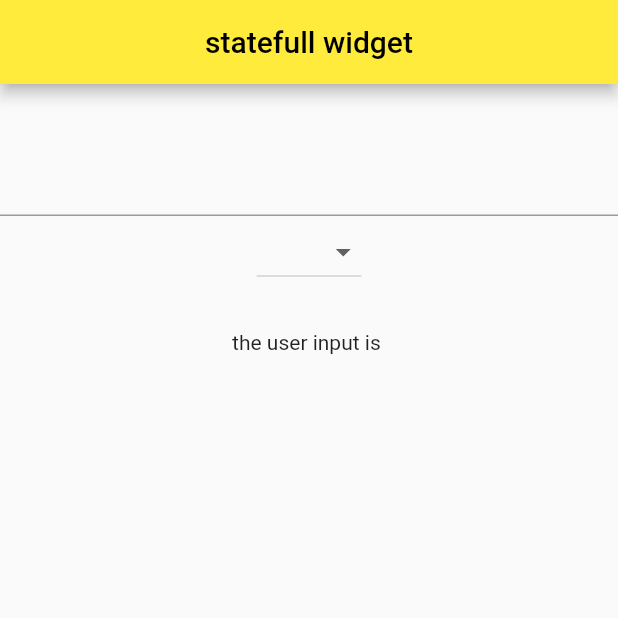
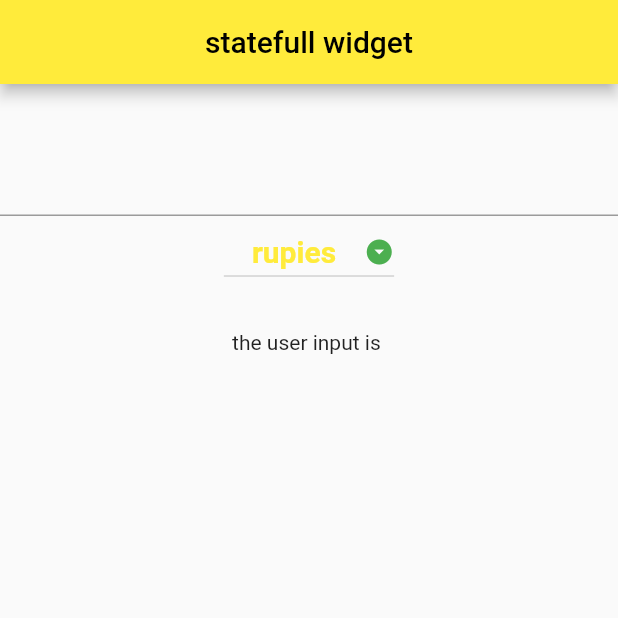
Before and after one commit to like-github1/simple_interest_calculator, a Flutter app: the screen it shows after launch, on a phone screen of 412 x 824 dp, the top half of it. Run offline on Flutter 3.47's test engine with Material 2 defaults, Android fonts, the phone set to English and light mode, and no system bars.

Commit message:
Flutter DropdownButton
Flutter DropdownButton

```diff
--- a/lib/main.dart
+++ b/lib/main.dart
@@ -10,7 +10,6 @@ void main() {
     home: Myapp(),
   ));
 }
-
 class Myapp extends StatefulWidget {
   const Myapp({Key? key}) : super(key: key);
 
@@ -21,8 +20,8 @@ class Myapp extends StatefulWidget {
 class _MyappState extends State<Myapp> {
   String name = "";
   List<String>_curencies= ["rupies","Dollar","Pound","others"];
-  String newitemselected="rupies";
-  String selectedItems="";
+  String initialSelectedItem="rupies";
+
   @override
   Widget build(BuildContext context) {
     return Scaffold(
@@ -41,21 +40,33 @@ class _MyappState extends State<Myapp> {
                 });
               },
             ),
+            //Dropdown Button in flutter
             DropdownButton(
                 items: _curencies.map((String value){
                   return DropdownMenuItem(
+                     child: Text(value),
                       value: value,
-                    child: Text(value)
                   );
                 }).toList(),
-            onChanged: (String? newselectedItems){
+                onChanged: (String? items){
                   setState(() {
-                  selectedItems=newselectedItems;
+                    initialSelectedItem=items!;
                   });
-
                 },
+                value:initialSelectedItem ,
+                icon:const Icon(Icons.arrow_drop_down_circle),
+                hint:const Text("this is hint"),
+              style:const TextStyle(
+                fontSize: 20,
+                color: Colors.yellow,
+                fontWeight: FontWeight.w700,
               ),
-
+              alignment: Alignment.center,
+              elevation: 6,
+              iconSize: 20,
+              iconEnabledColor: Colors.green,
+              disabledHint: const Text("this is disabled colors"),
+            ),
             Padding(
               padding: const EdgeInsets.all(28.0),
               child: Text("the user input is $name"),
```
Also changed, not shown: pubspec.lock (added). Lines whose indentation alone changed are shown as unchanged.
